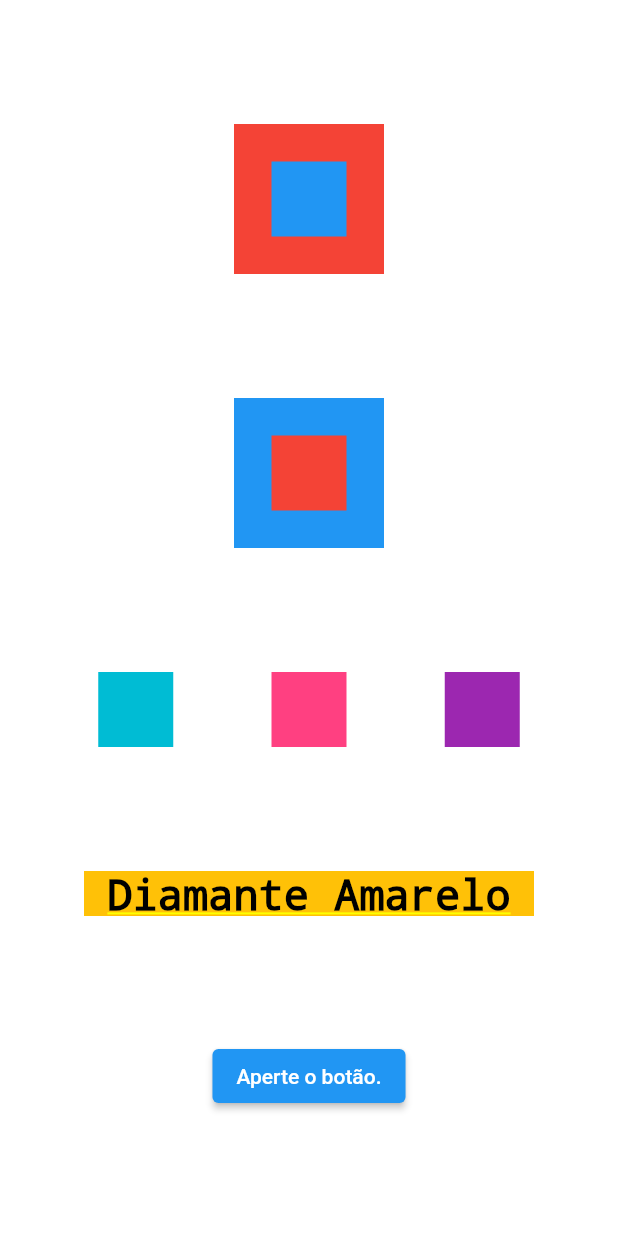
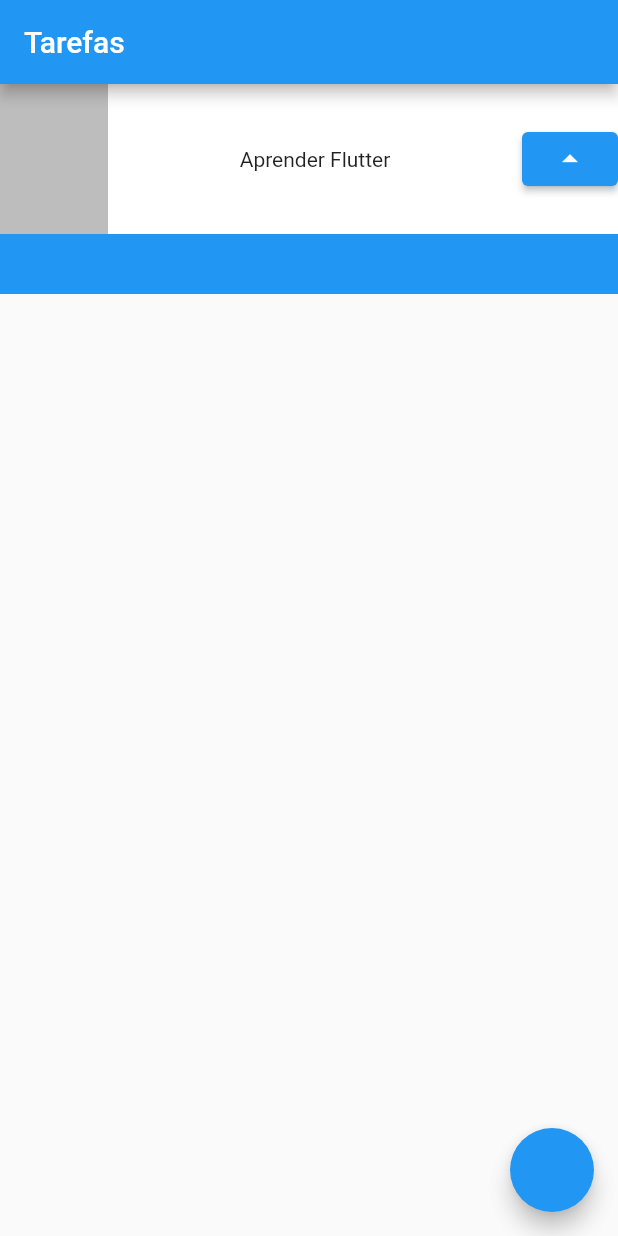
Before and after one commit to morlandini1/nosso_primeiro_projeto, a Flutter app: the screen it shows after launch, on a phone screen of 412 x 824 dp. Run offline on Flutter 3.47's test engine with Material 2 defaults, Android fonts, the phone set to English and light mode, and no system bars.

Commit message:
10/06 primeiro projeto

```diff
--- a/lib/main.dart
+++ b/lib/main.dart
@@ -14,81 +14,38 @@ class MyApp extends StatelessWidget {
       theme: ThemeData(
         primarySwatch: Colors.blue,
       ),
-        home: Container(
-          color: Colors.white,
-          child: Column(
-            mainAxisAlignment: MainAxisAlignment.spaceEvenly,
-            crossAxisAlignment: CrossAxisAlignment.center,
-            children: [
-              Stack(
-                alignment: AlignmentDirectional.center,
-                children: [
-                  Container(
-                    color: Colors.red,
-                    width: 100,
-                    height: 100,
+      home: Scaffold(
+        appBar: AppBar(
+          title: Text('Tarefas'),
         ),
-                  Container(
-                    color: Colors.blue,
-                    width: 50,
-                    height: 50,
-                  ),
-                ],
-              ),
-              Stack(
-                alignment: AlignmentDirectional.center,
+        body: Container(
+          child: Stack(
             children: [
               Container(
                 color: Colors.blue,
-                    width: 100,
+                height: 140,
+              ),
+              Container(
+                color: Colors.white,
+                height: 100,
+                child: Row(
+                  mainAxisAlignment: MainAxisAlignment.spaceBetween,
+                  children: [
+                    Container(
+                      color: Colors.black26,
+                      width: 72,
                       height: 100,
                     ),
-                  Container(
-                    color: Colors.red,
-                    width: 50,
-                    height: 50,
-                  ),
+                    Text('Aprender Flutter'),
+                    ElevatedButton(onPressed: (){}, child: Icon(Icons.arrow_drop_up))
                   ],
                 ),
-              Row(
-                mainAxisAlignment: MainAxisAlignment.spaceEvenly,
-                crossAxisAlignment: CrossAxisAlignment.center,
-                children: [
-                  Container(
-                    color: Colors.cyan,
-                    height: 50,
-                    width: 50,
-                  ),
-                  Container(
-                    color: Colors.pinkAccent,
-                    height: 50,
-                    width: 50,
-                  ),
-                  Container(
-                    color: Colors.purple,
-                    height: 50,
-                    width: 50,
-                  ),
+              )
             ],
           ),
-              Container(
-                color: Colors.amber,
-                height: 30,
-                width: 300,
-                child: Text(
-                  'Diamante Amarelo',
-                  style: TextStyle(color: Colors.black, fontSize: 28),
-                  textAlign: TextAlign.center,
         ),
+        floatingActionButton: FloatingActionButton(onPressed: () {}),
       ),
-              ElevatedButton(
-                  onPressed: () {
-                    print('Você apertou o Botão');
-                  },
-                  child: Text('Aperte o botão.'),
-              ),
-            ],
-          ) ,
-        ));
+    );
   }
 }
```
Also changed, not shown: lib/minha_primeira_tela.dart (added, +76 -0 lines). Lines whose indentation alone changed are shown as unchanged.
